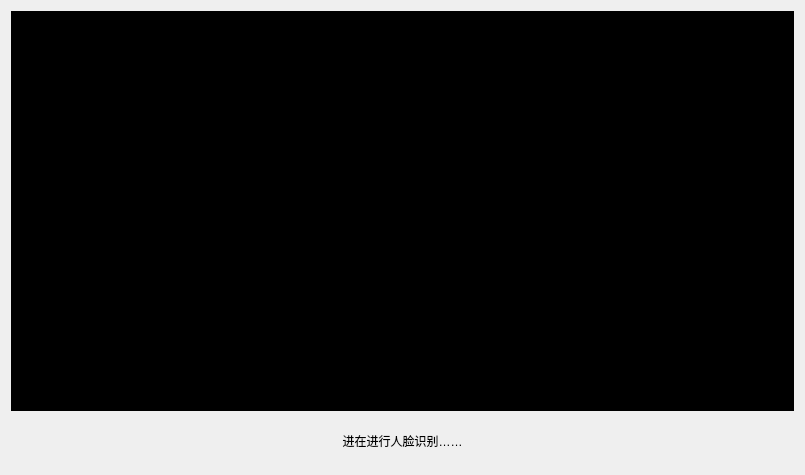
First picture: the form in SSCard_System/uc_facecapture.ui, repository leithergit/SSCard_System, before the edit.
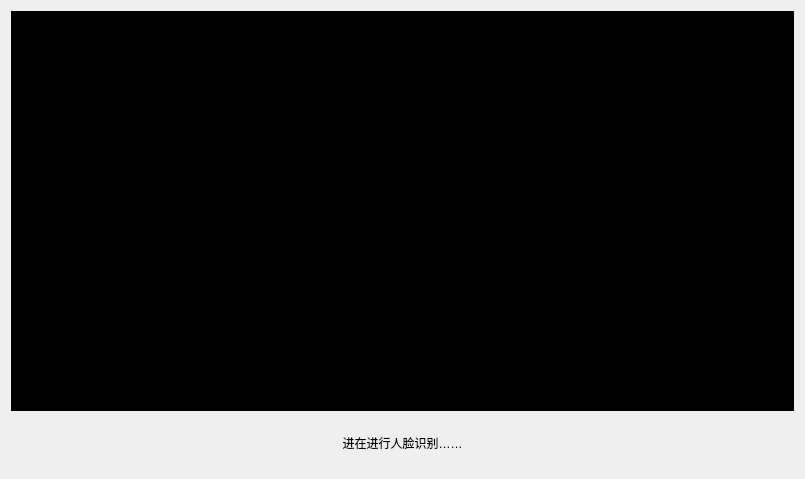
Second picture: the form after the edit.

The edit to the form file:
```diff
--- a/SSCard_System/uc_facecapture.ui
+++ b/SSCard_System/uc_facecapture.ui
@@ -7,7 +7,7 @@
     <x>0</x>
     <y>0</y>
     <width>805</width>
-    <height>475</height>
+    <height>479</height>
    </rect>
   </property>
   <property name="windowTitle">
```
Left out of the diff: 4 changed lines with no effect on the pictures.
